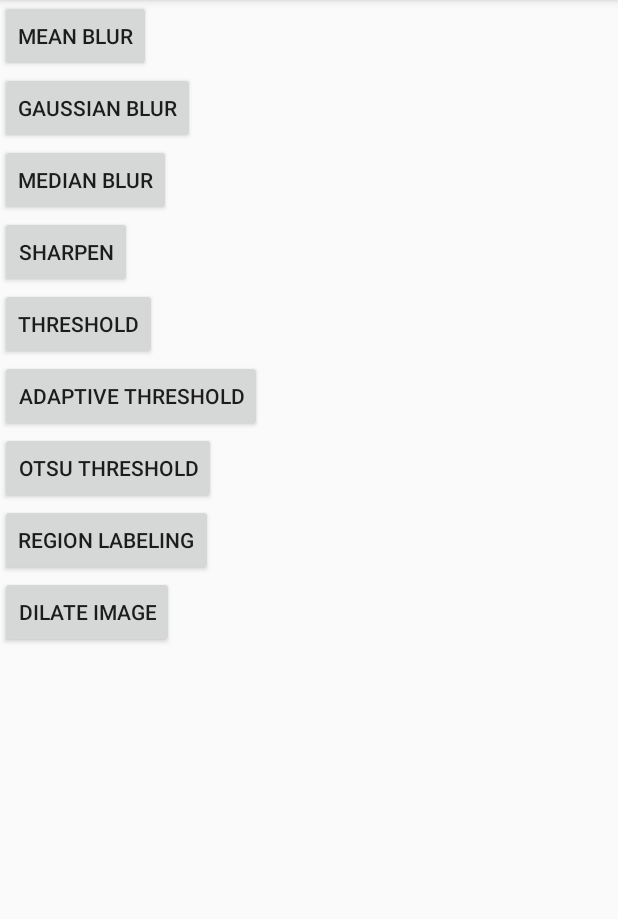
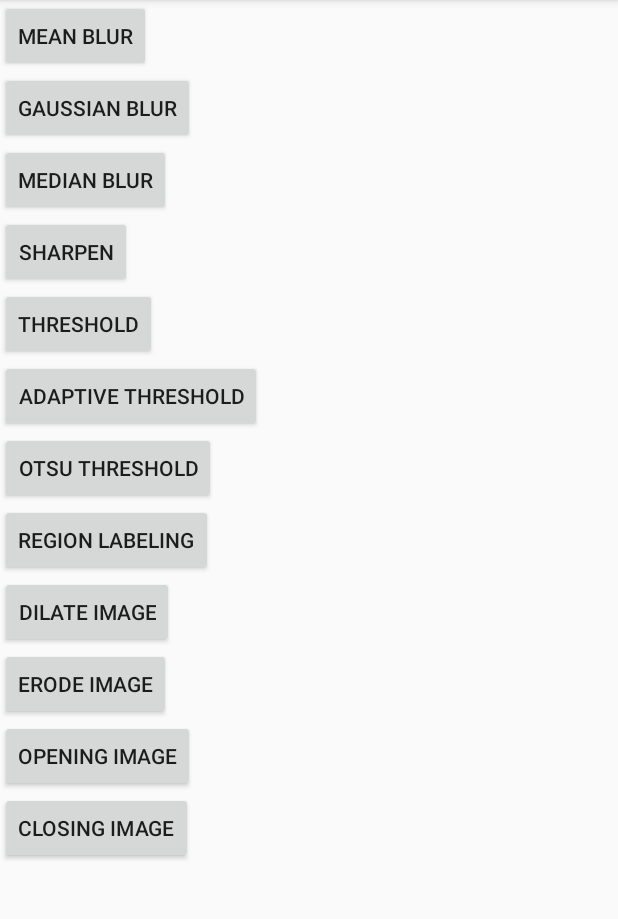
Before and after one commit to aesophor/ImageProcessing, an Android app: the screen it shows after launch (HomeActivity), on a phone screen of 412 x 824 dp, the part 84-1003 px from its top. Run offline under Robolectric (Android 15) with nearby library versions, the phone set to English and light mode, and no system bars.

Commit message:
Added image erosion/opening/closing.

```diff
--- a/Preprocessing/app/src/main/java/com/example/aesophor/preprocessing/HomeActivity.java
+++ b/Preprocessing/app/src/main/java/com/example/aesophor/preprocessing/HomeActivity.java
@@ -17,6 +17,9 @@ public class HomeActivity extends AppCompatActivity {
     public static final int OTSU_THRESHOLD = 6;
     public static final int REGION_LABELING = 7;
     public static final int DILATE = 8;
+    public static final int ERODE = 9;
+    public static final int OPENING = 10;
+    public static final int CLOSING = 11;
 
     @Override
     public void onCreate(Bundle savedInstanceState) {
@@ -113,6 +116,36 @@ public class HomeActivity extends AppCompatActivity {
                 startActivity(i);
             }
         });
+
+        Button bErode = (Button) findViewById(R.id.bErode);
+        bErode.setOnClickListener(new View.OnClickListener() {
+            @Override
+            public void onClick(View v) {
+                Intent i = new Intent(getApplicationContext(), MainActivity.class);
+                i.putExtra("ACTION_MODE", ERODE);
+                startActivity(i);
+            }
+        });
+
+        Button bOpening = (Button) findViewById(R.id.bOpening);
+        bOpening.setOnClickListener(new View.OnClickListener() {
+            @Override
+            public void onClick(View v) {
+                Intent i = new Intent(getApplicationContext(), MainActivity.class);
+                i.putExtra("ACTION_MODE", OPENING);
+                startActivity(i);
+            }
+        });
+
+        Button bClosing = (Button) findViewById(R.id.bClosing);
+        bClosing.setOnClickListener(new View.OnClickListener() {
+            @Override
+            public void onClick(View v) {
+                Intent i = new Intent(getApplicationContext(), MainActivity.class);
+                i.putExtra("ACTION_MODE", CLOSING);
+                startActivity(i);
+            }
+        });
     }
 
 }
--- a/Preprocessing/app/src/main/res/layout/activity_home.xml
+++ b/Preprocessing/app/src/main/res/layout/activity_home.xml
@@ -65,5 +65,23 @@
             android:layout_height="wrap_content"
             android:text="@string/menu_dilate_image"/>
 
+        <Button
+            android:id="@+id/bErode"
+            android:layout_width="wrap_content"
+            android:layout_height="wrap_content"
+            android:text="@string/menu_erode_image" />
+
+        <Button
+            android:id="@+id/bOpening"
+            android:layout_width="wrap_content"
+            android:layout_height="wrap_content"
+            android:text="@string/menu_opening_image"/>
+
+        <Button
+            android:id="@+id/bClosing"
+            android:layout_width="wrap_content"
+            android:layout_height="wrap_content"
+            android:text="@string/menu_closing_image"/>
+
     </LinearLayout>
 </ScrollView>
--- a/Preprocessing/app/src/main/res/values/strings.xml
+++ b/Preprocessing/app/src/main/res/values/strings.xml
@@ -11,4 +11,7 @@
     <string name="menu_otsu_threshold">Otsu Threshold</string>
     <string name="menu_region_labeling">Region Labeling</string>
     <string name="menu_dilate_image">Dilate Image</string>
+    <string name="menu_erode_image">Erode Image</string>
+    <string name="menu_opening_image">Opening Image</string>
+    <string name="menu_closing_image">Closing Image</string>
 </resources>
```
Also changed, not shown: Preprocessing/app/src/main/java/com/example/aesophor/preprocessing/MainActivity.java (+41 -2 lines).
